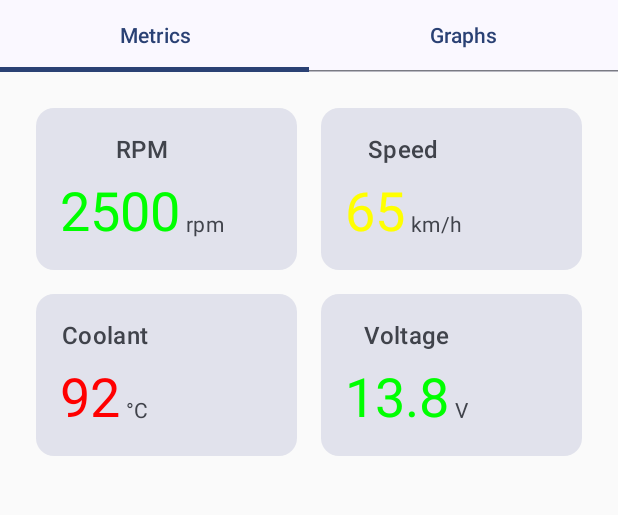
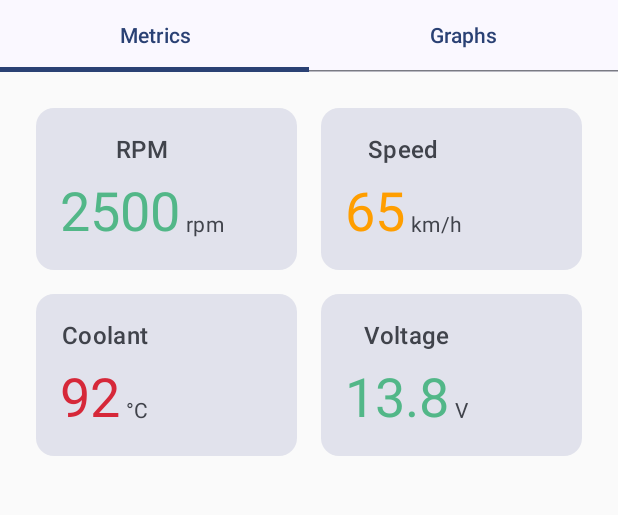
Before and after one commit to surendranb/CarDash, an Android app built with Jetpack Compose: the screen it shows after launch (MainActivity), on a phone screen of 412 x 824 dp, the part 96-611 px from its top. Run offline under Robolectric (Android 15) with nearby library versions, the phone set to English and light mode, and no system bars.

Commit message:
Update color scheme and theme

```diff
--- a/app/src/main/java/com/example/cardash/ui/components/MetricCard.kt
+++ b/app/src/main/java/com/example/cardash/ui/components/MetricCard.kt
@@ -5,17 +5,29 @@ import androidx.compose.material3.*
 import androidx.compose.runtime.Composable
 import androidx.compose.ui.Alignment
 import androidx.compose.ui.Modifier
-import androidx.compose.ui.graphics.Color
 import androidx.compose.ui.unit.dp
+import com.example.cardash.ui.theme.Error
+import com.example.cardash.ui.theme.Success
+import com.example.cardash.ui.theme.Warning
+
+enum class MetricStatus {
+    GOOD, WARNING, ERROR, NORMAL
+}
 
 @Composable
 fun MetricCard(
     title: String,
     value: String,
     unit: String,
-    statusColor: Color,
+    status: MetricStatus = MetricStatus.NORMAL,
     modifier: Modifier = Modifier
 ) {
+    val statusColor = when (status) {
+        MetricStatus.GOOD -> Success
+        MetricStatus.WARNING -> Warning
+        MetricStatus.ERROR -> Error
+        MetricStatus.NORMAL -> MaterialTheme.colorScheme.onSurfaceVariant
+    }
     Card(
         modifier = modifier
             .padding(8.dp)
--- a/app/src/main/java/com/example/cardash/ui/metrics/MetricGrid.kt
+++ b/app/src/main/java/com/example/cardash/ui/metrics/MetricGrid.kt
@@ -6,17 +6,17 @@ import androidx.compose.foundation.lazy.grid.LazyVerticalGrid
 import androidx.compose.foundation.lazy.grid.items
 import androidx.compose.runtime.Composable
 import androidx.compose.ui.Modifier
-import androidx.compose.ui.graphics.Color
 import androidx.compose.ui.unit.dp
 import com.example.cardash.ui.components.MetricCard
+import com.example.cardash.ui.components.MetricStatus
 
 @Composable
 fun MetricGridScreen() {
     val metrics = listOf(
-        MetricData("RPM", "2500", "rpm", Color.Green),
-        MetricData("Speed", "65", "km/h", Color.Yellow),
-        MetricData("Coolant", "92", "°C", Color.Red),
-        MetricData("Voltage", "13.8", "V", Color.Green)
+        MetricData("RPM", "2500", "rpm", MetricStatus.GOOD),
+        MetricData("Speed", "65", "km/h", MetricStatus.WARNING),
+        MetricData("Coolant", "92", "°C", MetricStatus.ERROR),
+        MetricData("Voltage", "13.8", "V", MetricStatus.GOOD)
     )
 
     LazyVerticalGrid(
@@ -28,7 +28,7 @@ fun MetricGridScreen() {
                 title = metric.title,
                 value = metric.value,
                 unit = metric.unit,
-                statusColor = metric.color
+                status = metric.status
             )
         }
     }
@@ -38,5 +38,5 @@ data class MetricData(
     val title: String,
     val value: String,
     val unit: String,
-    val color: Color
+    val status: MetricStatus
 )
--- a/app/src/main/java/com/example/cardash/ui/theme/Color.kt
+++ b/app/src/main/java/com/example/cardash/ui/theme/Color.kt
@@ -2,10 +2,11 @@ package com.example.cardash.ui.theme
 
 import androidx.compose.ui.graphics.Color
 
-val Purple80 = Color(0xFFD0BCFF)
-val PurpleGrey80 = Color(0xFFCCC2DC)
-val Pink80 = Color(0xFFEFB8C8)
+val Purple80 = Color(0xFFE0B1FF)
+val PurpleGrey80 = Color(0xFFB8B8D1)
+val Success = Color(0xFF52B788)
+val Warning = Color(0xFFFF9E00)
+val Error = Color(0xFFD62839)
 
-val Purple40 = Color(0xFF6650a4)
-val PurpleGrey40 = Color(0xFF625b71)
-val Pink40 = Color(0xFF7D5260)
+val Purple40 = Color(0xFF7B2CBF)
+val PurpleGrey40 = Color(0xFF5E5E7A)
--- a/app/src/main/java/com/example/cardash/ui/theme/Theme.kt
+++ b/app/src/main/java/com/example/cardash/ui/theme/Theme.kt
@@ -9,28 +9,33 @@ import androidx.compose.material3.dynamicDarkColorScheme
 import androidx.compose.material3.dynamicLightColorScheme
 import androidx.compose.material3.lightColorScheme
 import androidx.compose.runtime.Composable
+import androidx.compose.ui.graphics.Color
 import androidx.compose.ui.platform.LocalContext
 
 private val DarkColorScheme = darkColorScheme(
     primary = Purple80,
     secondary = PurpleGrey80,
-    tertiary = Pink80
+    tertiary = Purple40,
+    background = Color(0xFF121212),
+    surface = Color(0xFF1E1E1E),
+    onPrimary = Color.White,
+    onSecondary = Color.White,
+    onTertiary = Color.White,
+    onBackground = Color.White,
+    onSurface = Color.White
 )
 
 private val LightColorScheme = lightColorScheme(
     primary = Purple40,
     secondary = PurpleGrey40,
-    tertiary = Pink40
-
-    /* Other default colors to override
-    background = Color(0xFFFFFBFE),
-    surface = Color(0xFFFFFBFE),
+    tertiary = Purple80,
+    background = Color(0xFFF8F9FA),
+    surface = Color.White,
     onPrimary = Color.White,
-    onSecondary = Color.White,
-    onTertiary = Color.White,
-    onBackground = Color(0xFF1C1B1F),
-    onSurface = Color(0xFF1C1B1F),
-    */
+    onSecondary = Color.Black,
+    onTertiary = Color.Black,
+    onBackground = Color.Black,
+    onSurface = Color.Black
 )
 
 @Composable
--- a/app/src/main/res/values/colors.xml
+++ b/app/src/main/res/values/colors.xml
@@ -1,10 +1,17 @@
 <?xml version="1.0" encoding="utf-8"?>
 <resources>
-    <color name="purple_200">#FFBB86FC</color>
-    <color name="purple_500">#FF6200EE</color>
-    <color name="purple_700">#FF3700B3</color>
-    <color name="teal_200">#FF03DAC5</color>
-    <color name="teal_700">#FF018786</color>
-    <color name="black">#FF000000</color>
-    <color name="white">#FFFFFFFF</color>
+    <!-- Primary colors -->
+    <color name="purple_200">#E0B1FF</color>  <!-- Light purple -->
+    <color name="purple_500">#7B2CBF</color>  <!-- Medium purple -->
+    <color name="purple_700">#5A189A</color>  <!-- Dark purple -->
+
+    <!-- Status colors -->
+    <color name="teal_200">#52B788</color>    <!-- Success/Good -->
+    <color name="teal_700">#2D6A4F</color>    <!-- Dark success -->
+    <color name="warning">#FF9E00</color>     <!-- Warning -->
+    <color name="error">#D62839</color>       <!-- Error/Danger -->
+
+    <!-- Neutral colors -->
+    <color name="black">#1A1A1A</color>       <!-- Soft black -->
+    <color name="white">#F8F9FA</color>       <!-- Off-white -->
 </resources>
```
Also changed, not shown: 1 other file.
